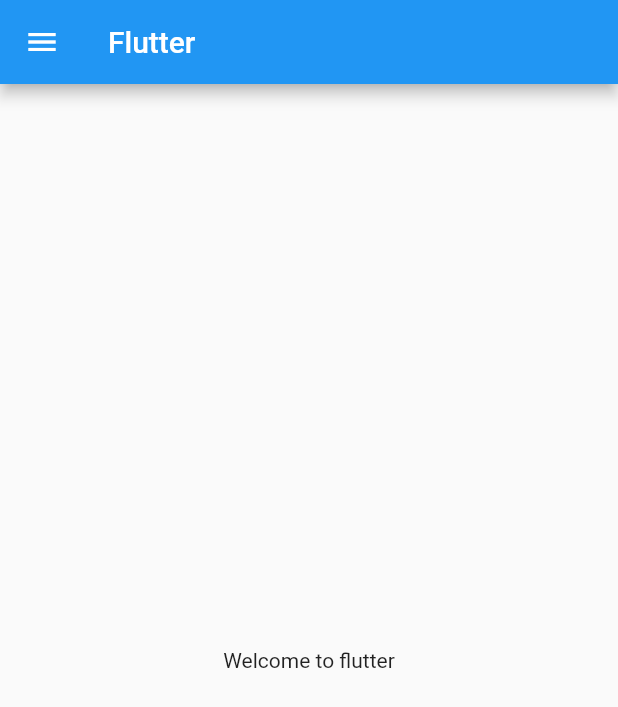
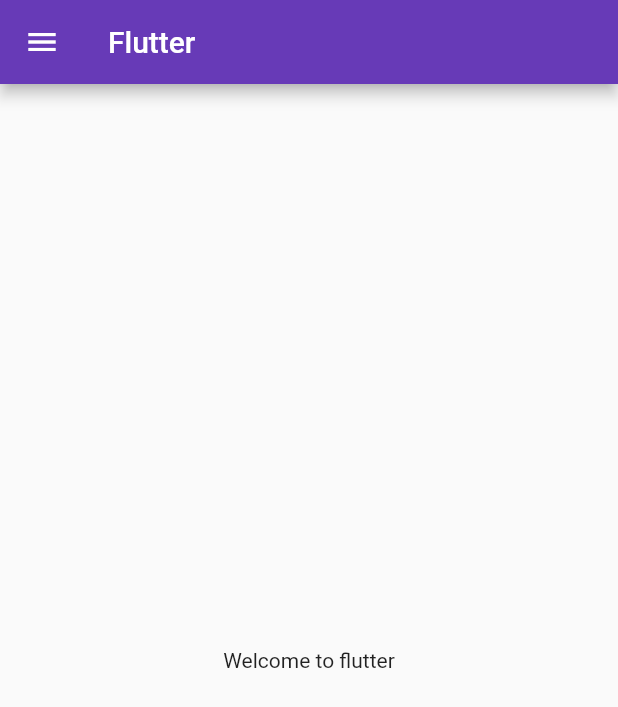
Before and after one commit to dhawalpatil200/30daysflutter, a Flutter app: the screen it shows after launch, on a phone screen of 412 x 824 dp. Shown: the top 707 px of the screen. Run offline on Flutter 3.47's test engine with Material 2 defaults, Android fonts, the phone set to English and light mode, and no system bars.

Commit message:
day3 done

```diff
--- a/analysis_options.yaml
+++ b/analysis_options.yaml
@@ -22,6 +22,7 @@ linter:
   # `// ignore_for_file: name_of_lint` syntax on the line or in the file
   # producing the lint.
   rules:
+    prefer_const_constructors : false
     # avoid_print: false  # Uncomment to disable the `avoid_print` rule
     # prefer_single_quotes: true  # Uncomment to enable the `prefer_single_quotes` rule
 
--- a/lib/main.dart
+++ b/lib/main.dart
@@ -1,17 +1,33 @@
 import 'package:flutter/material.dart';
-import 'package:introduction/home_page.dart';
+import 'package:introduction/pages/home_page.dart';
+import 'package:introduction/pages/login_page.dart';
 
 void main() {
-  runApp(MyApp());
+  runApp(const MyApp());
 }
 
 class MyApp extends StatelessWidget {
   const MyApp({Key? key}) : super(key: key);
 
+  // const MyApp({Key? key}) : super(key: key);
+
   @override
-  Widget build(BuildContext buildContext) {
+  Widget build(BuildContext context) {
     return MaterialApp(
-      home: Homepage(),
+      // home:  Homepage(),
+      themeMode: ThemeMode.light,
+      theme: ThemeData(primarySwatch: Colors.deepPurple),
+      darkTheme: ThemeData(
+        brightness: Brightness.dark,
+      ),
+
+      initialRoute: "/home",
+
+      routes: {
+        "/": (context) => LoginPage(),
+        "/home": (context) => Homepage(),
+        "/login": (context) => LoginPage(),
+      },
     );
   }
 }
--- a/lib/home_page.dart
+++ b/lib/pages/home_page.dart
@@ -7,14 +7,14 @@ class Homepage extends StatelessWidget {
   Widget build(BuildContext context) {
     return Scaffold(
       appBar: AppBar(
-        title: Text('Flutter'),
+        title: const Text('Flutter'),
       ),
       body: Center(
-        child: Container(
+        child:  Container(
           child: Text('Welcome to flutter'),
         ),
       ),
-      drawer: Drawer(),
+      drawer: const Drawer(),
     );
   }
 }
```
Also changed, not shown: lib/pages/login_page.dart (added, +21 -0 lines).
